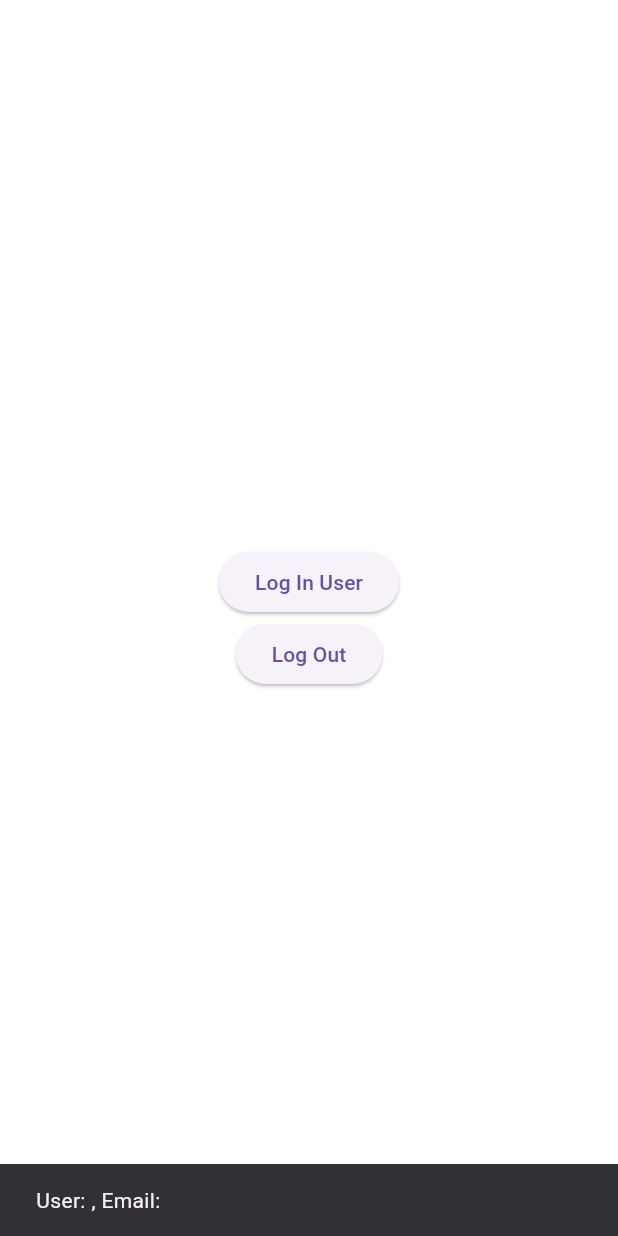
After one commit to SumanTanwar/SocialTrails_Flutter, a Flutter app: the UserDashboardScreen screen opened directly, after a tap on "Log In User", on a phone screen of 412 x 824 dp. The commit adds this screen. Run offline on Flutter 3.47's test engine with Material 3 defaults, Android fonts, the phone set to English and light mode, and no system bars; our stand-ins replace firebase_auth, firebase_core, firebase_database, shared_preferences; missing offline and left inert: dart:ffi; accounts and stored records are empty.

Commit message:
session manage

```diff
--- /dev/null
+++ b/lib/Utility/SessionManager.dart
@@ -0,0 +1,64 @@
+import 'package:shared_preferences/shared_preferences.dart';
+
+class SessionManager {
+  static final SessionManager _instance = SessionManager._internal();
+  SharedPreferences? _prefs;
+
+  // Private constructor
+  SessionManager._internal();
+
+  // Factory constructor
+  factory SessionManager() {
+    return _instance;
+  }
+
+  // Initialize SharedPreferences
+  Future<void> init() async {
+    _prefs ??= await SharedPreferences.getInstance();
+  }
+
+  // Login user and save details
+  Future<void> loginUser(String userID, String username, String email, bool notification, String roles) async {
+    await _prefs?.setString("userID", userID);
+    await _prefs?.setString("username", username);
+    await _prefs?.setString("email", email);
+    await _prefs?.setBool("notification", notification);
+    await _prefs?.setBool("isLoggedIn", true);
+    await _prefs?.setString("roleType", roles);
+  }
+
+  // Getters for user details
+  String? getUserID() {
+    return _prefs?.getString("userID");
+  }
+
+  String? getUsername() {
+    return _prefs?.getString("username");
+  }
+
+  String? getEmail() {
+    return _prefs?.getString("email");
+  }
+
+  bool getNotificationStatus() {
+    return _prefs?.getBool("notification") ?? false;
+  }
+
+  String? getRoleType() {
+    return _prefs?.getString("roleType");
+  }
+
+  bool isLoggedIn() {
+    return _prefs?.getBool("isLoggedIn") ?? false;
+  }
+
+  // Set notification status
+  Future<void> setNotificationStatus(bool notification) async {
+    await _prefs?.setBool("notification", notification);
+  }
+
+  // Logout user
+  Future<void> logoutUser() async {
+    await _prefs?.clear();
+  }
+}
--- a/lib/main.dart
+++ b/lib/main.dart
@@ -1,12 +1,15 @@
 
 import 'package:firebase_core/firebase_core.dart';
 import 'package:flutter/material.dart';
+import 'package:socialtrailsapp/Utility/SessionManager.dart';
 import 'package:socialtrailsapp/splashscreen.dart';
+import 'package:socialtrailsapp/userdashboard.dart';
 import 'firebase_options.dart';
 
 Future<void> main() async {
   WidgetsFlutterBinding.ensureInitialized();
   await Firebase.initializeApp(options: DefaultFirebaseOptions.currentPlatform);
+  await SessionManager().init();
   runApp(const MyApp());
 }
 
@@ -21,7 +24,7 @@ class MyApp extends StatelessWidget {
         primaryColor: Colors.purple,
         scaffoldBackgroundColor: Colors.white,
       ),
-      home: const splashscreen(),
+      home: SessionManager().isLoggedIn() ?  const UserDashboardScreen() : const splashscreen(),
     );
   }
 }
--- /dev/null
+++ b/lib/userdashboard.dart
@@ -0,0 +1,56 @@
+import 'package:flutter/material.dart';
+import 'package:socialtrailsapp/Utility/SessionManager.dart';
+import 'package:socialtrailsapp/signin.dart';
+
+
+class UserDashboardScreen extends StatefulWidget {
+  const UserDashboardScreen({super.key});
+
+  @override
+  _UserDashboardScreenState createState() => _UserDashboardScreenState();
+}
+
+class _UserDashboardScreenState extends State<UserDashboardScreen> {
+  int _selectedIndex = 0;
+
+  void _onItemTapped(int index) {
+    setState(() {
+      _selectedIndex = index;
+    });
+  }
+
+  @override
+  Widget build(BuildContext context) {
+    return Scaffold(
+      body: Center(
+        child: Column(
+          mainAxisAlignment: MainAxisAlignment.center,
+          children: [
+            ElevatedButton(
+              onPressed: () {
+                // Retrieve user details
+                String? username = SessionManager().getUsername();
+                String? email = SessionManager().getEmail();
+
+                // Show a message with user details
+                ScaffoldMessenger.of(context).showSnackBar(
+                  SnackBar(content: Text('User: $username, Email: $email')),
+                );
+              },
+              child: Text('Log In User'),
+            ),
+            ElevatedButton(
+              onPressed: () {
+                // Log out user
+                SessionManager().logoutUser();
+                Navigator.pushReplacement(context, MaterialPageRoute(builder: (context) => SigninScreen()));
+              },
+              child: Text('Log Out'),
+            ),
+          ],
+        ),
+      ),
+
+    );
+  }
+}
```
Also changed, not shown: lib/signin.dart (+34 -24 lines).
